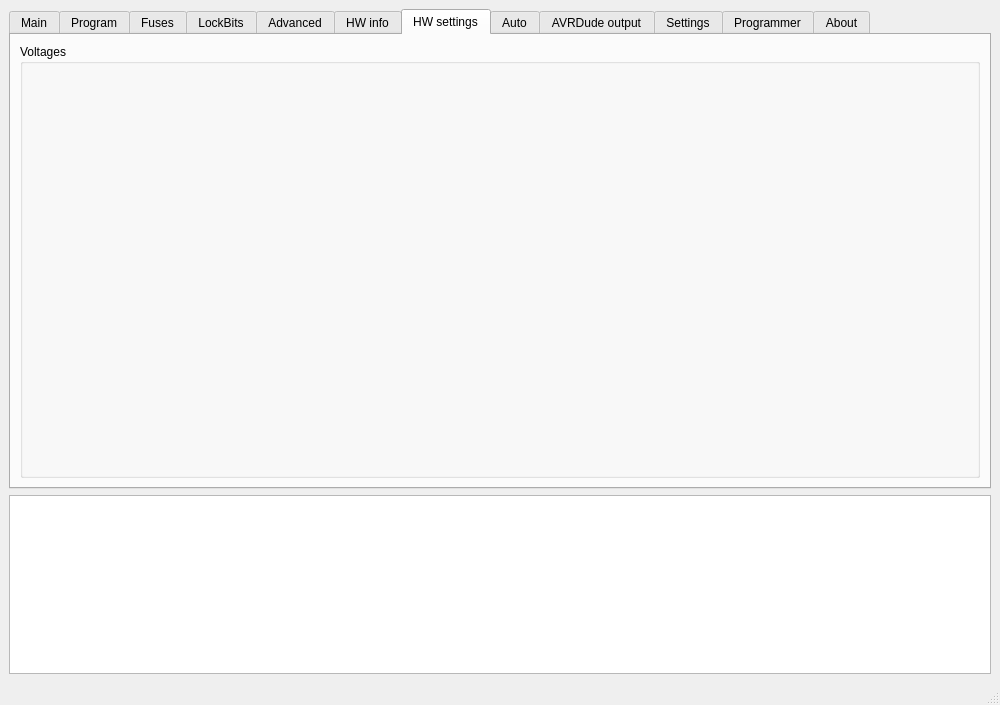
This is mainwindow.ui in martonmiklos/avrdude-qt-gui as Qt 5 draws it before an edit. The edited form follows.
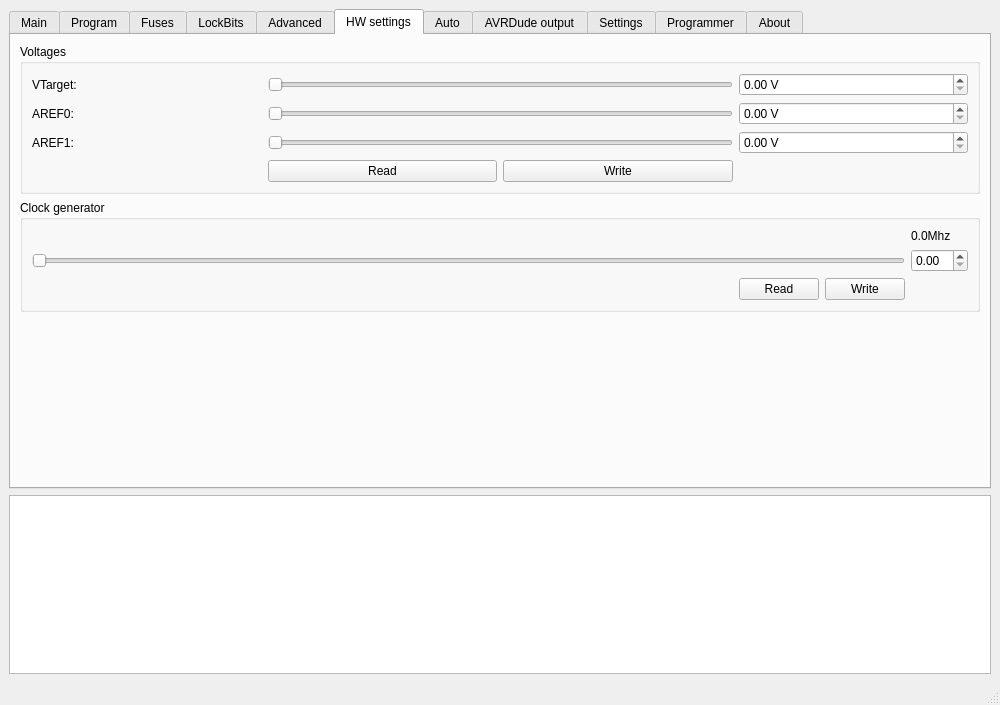
This is the edited form. The open tabs and pages were chosen to show the change. Icons and pictures are not drawn. Custom widgets are drawn as their Qt base class.

Commit message: tabs polished

Patch:
```diff
--- a/mainwindow.ui
+++ b/mainwindow.ui
@@ -510,15 +510,6 @@
         </item>
        </layout>
       </widget>
-      <widget class="QWidget" name="tabHWInfo">
-       <attribute name="icon">
-        <iconset resource="icons/icons.qrc">
-         <normaloff>:/gtk-info.svg</normaloff>:/gtk-info.svg</iconset>
-       </attribute>
-       <attribute name="title">
-        <string>HW info</string>
-       </attribute>
-      </widget>
       <widget class="QWidget" name="tabHWSettings">
        <attribute name="icon">
         <iconset resource="icons/icons.qrc">
@@ -533,9 +524,153 @@
           <property name="title">
            <string>Voltages</string>
           </property>
-          <layout class="QVBoxLayout" name="verticalLayout_11"/>
+          <layout class="QGridLayout" name="gridLayout_8">
+           <item row="1" column="0">
+            <widget class="QLabel" name="labelVtarget">
+             <property name="text">
+              <string>VTarget:</string>
+             </property>
+            </widget>
+           </item>
+           <item row="1" column="1" colspan="2">
+            <widget class="QSlider" name="horizontalSliderVTarget">
+             <property name="orientation">
+              <enum>Qt::Horizontal</enum>
+             </property>
+            </widget>
+           </item>
+           <item row="2" column="0">
+            <widget class="QLabel" name="labelAREF0">
+             <property name="text">
+              <string>AREF0:</string>
+             </property>
+            </widget>
+           </item>
+           <item row="2" column="1" colspan="2">
+            <widget class="QSlider" name="horizontalSliderAREF0">
+             <property name="orientation">
+              <enum>Qt::Horizontal</enum>
+             </property>
+            </widget>
+           </item>
+           <item row="3" column="0">
+            <widget class="QLabel" name="labelAREF1">
+             <property name="text">
+              <string>AREF1:</string>
+             </property>
+            </widget>
+           </item>
+           <item row="3" column="1" colspan="2">
+            <widget class="QSlider" name="horizontalSliderAREF1">
+             <property name="orientation">
+              <enum>Qt::Horizontal</enum>
+             </property>
+            </widget>
+           </item>
+           <item row="4" column="1">
+            <widget class="QPushButton" name="pushButtonReadVoltages">
+             <property name="text">
+              <string>Read</string>
+             </property>
+            </widget>
+           </item>
+           <item row="4" column="2">
+            <widget class="QPushButton" name="pushButtonWriteVoltages">
+             <property name="text">
+              <string>Write</string>
+             </property>
+            </widget>
+           </item>
+           <item row="3" column="3">
+            <widget class="QDoubleSpinBox" name="doubleSpinBoxAREF1">
+             <property name="suffix">
+              <string> V</string>
+             </property>
+            </widget>
+           </item>
+           <item row="2" column="3">
+            <widget class="QDoubleSpinBox" name="doubleSpinBoxAREF0">
+             <property name="suffix">
+              <string> V</string>
+             </property>
+            </widget>
+           </item>
+           <item row="1" column="3">
+            <widget class="QDoubleSpinBox" name="doubleSpinBoxVTarget">
+             <property name="suffix">
+              <string> V</string>
+             </property>
+            </widget>
+           </item>
+          </layout>
          </widget>
         </item>
+        <item>
+         <widget class="QGroupBox" name="groupBoxClockGenerator">
+          <property name="title">
+           <string>Clock generator</string>
+          </property>
+          <layout class="QGridLayout" name="gridLayout_12">
+           <item row="0" column="3">
+            <widget class="QLabel" name="labelClockValue">
+             <property name="text">
+              <string>0.0Mhz</string>
+             </property>
+            </widget>
+           </item>
+           <item row="1" column="0" colspan="3">
+            <widget class="QSlider" name="horizontalSliderClkGenVal">
+             <property name="orientation">
+              <enum>Qt::Horizontal</enum>
+             </property>
+            </widget>
+           </item>
+           <item row="1" column="3">
+            <widget class="QDoubleSpinBox" name="doubleSpinBoxClockValue"/>
+           </item>
+           <item row="2" column="1">
+            <widget class="QPushButton" name="pushButtonReadClkGenVal">
+             <property name="text">
+              <string>Read</string>
+             </property>
+            </widget>
+           </item>
+           <item row="2" column="2">
+            <widget class="QPushButton" name="pushButtonWriteClkGenVal">
+             <property name="text">
+              <string>Write</string>
+             </property>
+            </widget>
+           </item>
+           <item row="2" column="0">
+            <spacer name="horizontalSpacer_3">
+             <property name="orientation">
+              <enum>Qt::Horizontal</enum>
+             </property>
+             <property name="sizeHint" stdset="0">
+              <size>
+               <width>40</width>
+               <height>20</height>
+              </size>
+             </property>
+            </spacer>
+           </item>
+          </layout>
+         </widget>
+        </item>
+        <item>
+         <spacer name="verticalSpacer_5">
+          <property name="orientation">
+           <enum>Qt::Vertical</enum>
+          </property>
+          <property name="sizeHint" stdset="0">
+           <size>
+            <width>20</width>
+            <height>40</height>
+           </size>
+          </property>
+         </spacer>
+        </item>
        </layout>
       </widget>
       <widget class="QWidget" name="tabAuto">
```
Left out of the diff: 85 changed lines with no effect on the pictures. The commit also changes 2 other files.
